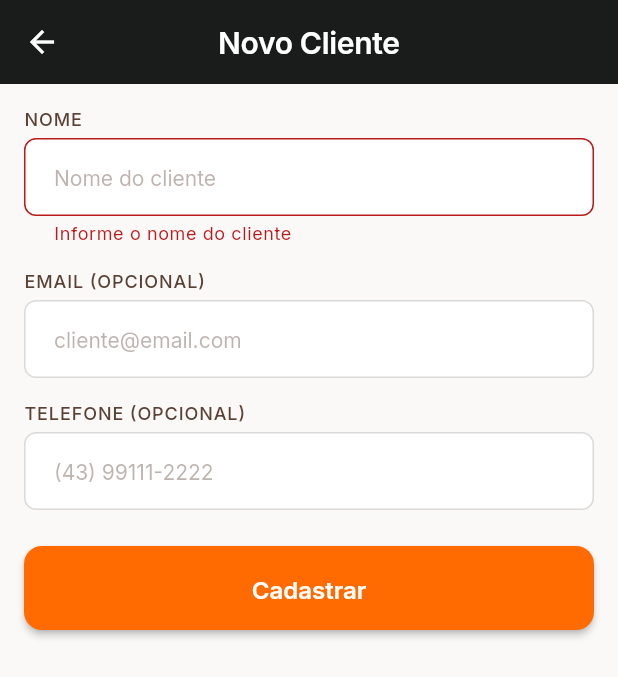
After one commit to rafaellourenco10/erp_apex, a Flutter app: the CadastrarClienteScreen screen opened by its route, after a tap on "Cadastrar", on a phone screen of 412 x 824 dp. The commit adds this screen. Shown: the top 677 px of the screen. Run offline on Flutter 3.47's test engine with Material 3 defaults, Android fonts, the phone set to English and light mode, and no system bars; our stand-ins replace dio, google_fonts, pdf, printing.

Commit message:
Adiciona cadastro e edicao de clientes; corrige constraint do intl
Implementa POST /clientes e POST /clientes/:id (edicao) no ApiService,
com nova tela CadastrarClienteScreen reutilizada tanto pra criar quanto
pra editar (via argumento opcional de rota). O botao "+" e o toque num
cliente da lista agora abrem essa tela em vez do SnackBar "em breve".
Exclusao de cliente fica pra depois.

Corrige tambem "intl: 0.20.2" (versao exata travada) para "^0.20.2" no
pubspec.yaml, que impedia o pub de resolver dependencias depois do
flutter upgrade (flutter_localizations do SDK novo exige intl ^0.20.3).

```diff
--- a/lib/app/routes.dart
+++ b/lib/app/routes.dart
@@ -1,5 +1,7 @@
 import 'package:flutter/material.dart';
 
+import '../models/cliente.dart';
+import '../screens/clientes/cadastrar_cliente_screen.dart';
 import '../screens/clientes/clientes_screen.dart';
 import '../screens/dashboard/dashboard_screen.dart';
 import '../screens/home/home_screen.dart';
@@ -18,6 +20,7 @@ class AppRoutes {
   static const String login = '/';
   static const String home = '/home';
   static const String clientes = '/clientes';
+  static const String cadastrarCliente = '/clientes/novo';
   static const String produtos = '/produtos';
   static const String novoPedidoCliente = '/novo-pedido/cliente';
   static const String novoPedidoProdutos = '/novo-pedido/produtos';
@@ -31,6 +34,9 @@ class AppRoutes {
         login: (_) => const LoginScreen(),
         home: (_) => const HomeScreen(),
         clientes: (_) => const ClientesScreen(),
+        cadastrarCliente: (context) => CadastrarClienteScreen(
+              clienteExistente: ModalRoute.of(context)?.settings.arguments as Cliente?,
+            ),
         produtos: (_) => const ProdutosScreen(),
         novoPedidoCliente: (_) => const SelecionarClienteScreen(),
         novoPedidoProdutos: (_) => const AdicionarProdutosScreen(),
--- a/lib/providers/cliente_provider.dart
+++ b/lib/providers/cliente_provider.dart
@@ -14,8 +14,14 @@ class ClienteProvider extends ChangeNotifier {
   String? _error;
   String _searchQuery = '';
 
+  bool _isSubmitting = false;
+  String? _submitError;
+
   bool get isLoading => _isLoading;
   String? get error => _error;
+
+  bool get isSubmitting => _isSubmitting;
+  String? get submitError => _submitError;
 
   List<Cliente> get clientes {
     if (_searchQuery.isEmpty) return _clientes;
@@ -54,4 +60,89 @@ class ClienteProvider extends ChangeNotifier {
     }
     return null;
   }
+
+  /// Creates a new client (`POST /clientes`) and appends it to the loaded
+  /// list on success. Returns true on success; on failure, [submitError]
+  /// explains why.
+  Future<bool> criarCliente({
+    required String nome,
+    String? email,
+    String? telefone,
+  }) async {
+    _isSubmitting = true;
+    _submitError = null;
+    notifyListeners();
+
+    try {
+      final idCliente = await _service.criarCliente(
+        nome: nome,
+        email: email,
+        telefone: telefone,
+      );
+      _clientes.add(Cliente(
+        idCliente: idCliente,
+        nome: nome,
+        email: email,
+        telefone: telefone,
+      ));
+      _isSubmitting = false;
+      notifyListeners();
+      return true;
+    } on ApiException catch (e) {
+      _submitError = e.message;
+      _isSubmitting = false;
+      notifyListeners();
+      return false;
+    } catch (_) {
+      _submitError = 'Não foi possível cadastrar o cliente.';
+      _isSubmitting = false;
+      notifyListeners();
+      return false;
+    }
+  }
+
+  /// Updates an existing client and reflects it locally on success. Returns
+  /// true on success; on failure, [submitError] explains why.
+  Future<bool> atualizarCliente(
+    int idCliente, {
+    required String nome,
+    String? email,
+    String? telefone,
+  }) async {
+    _isSubmitting = true;
+    _submitError = null;
+    notifyListeners();
+
+    try {
+      await _service.atualizarCliente(
+        idCliente,
+        nome: nome,
+        email: email,
+        telefone: telefone,
+      );
+      final index = _clientes.indexWhere((c) => c.idCliente == idCliente);
+      if (index != -1) {
+        _clientes[index] = Cliente(
+          idCliente: idCliente,
+          nome: nome,
+          email: email,
+          telefone: telefone,
+        );
+      }
+      _isSubmitting = false;
+      notifyListeners();
+      return true;
+    } on ApiException catch (e) {
+      _submitError = e.message;
+      _isSubmitting = false;
+      notifyListeners();
+      return false;
+    } catch (_) {
+      _submitError = 'Não foi possível atualizar o cliente.';
+      _isSubmitting = false;
+      notifyListeners();
+      return false;
+    }
+  }
+
 }
--- /dev/null
+++ b/lib/screens/clientes/cadastrar_cliente_screen.dart
@@ -0,0 +1,162 @@
+import 'package:flutter/material.dart';
+import 'package:provider/provider.dart';
+
+import '../../core/theme/app_text_styles.dart';
+import '../../core/theme/app_theme.dart';
+import '../../models/cliente.dart';
+import '../../providers/cliente_provider.dart';
+
+class CadastrarClienteScreen extends StatefulWidget {
+  /// When provided, the screen edits this client instead of creating a new
+  /// one (fields pre-filled, title/button text adjusted).
+  final Cliente? clienteExistente;
+
+  const CadastrarClienteScreen({super.key, this.clienteExistente});
+
+  bool get isEdicao => clienteExistente != null;
+
+  @override
+  State<CadastrarClienteScreen> createState() => _CadastrarClienteScreenState();
+}
+
+class _CadastrarClienteScreenState extends State<CadastrarClienteScreen> {
+  final _formKey = GlobalKey<FormState>();
+  late final _nomeController =
+      TextEditingController(text: widget.clienteExistente?.nome);
+  late final _emailController =
+      TextEditingController(text: widget.clienteExistente?.email);
+  late final _telefoneController =
+      TextEditingController(text: widget.clienteExistente?.telefone);
+
+  @override
+  void dispose() {
+    _nomeController.dispose();
+    _emailController.dispose();
+    _telefoneController.dispose();
+    super.dispose();
+  }
+
+  Future<void> _submit() async {
+    if (!_formKey.currentState!.validate()) return;
+
+    final provider = context.read<ClienteProvider>();
+    final nome = _nomeController.text.trim();
+    final email = _emailController.text.trim();
+    final telefone = _telefoneController.text.trim();
+
+    final sucesso = widget.isEdicao
+        ? await provider.atualizarCliente(
+            widget.clienteExistente!.idCliente,
+            nome: nome,
+            email: email,
+            telefone: telefone,
+          )
+        : await provider.criarCliente(nome: nome, email: email, telefone: telefone);
+
+    if (!mounted) return;
+
+    if (sucesso) {
+      Navigator.of(context).pop();
+      ScaffoldMessenger.of(context).showSnackBar(
+        SnackBar(content: Text(widget.isEdicao
+            ? 'Cliente atualizado com sucesso.'
+            : 'Cliente cadastrado com sucesso.')),
+      );
+    } else {
+      ScaffoldMessenger.of(context).showSnackBar(
+        SnackBar(content: Text(provider.submitError ?? 'Não foi possível salvar o cliente.')),
+      );
+    }
+  }
+
+  @override
+  Widget build(BuildContext context) {
+    return Scaffold(
+      appBar: AppBar(title: Text(widget.isEdicao ? 'Editar Cliente' : 'Novo Cliente')),
+      body: SafeArea(
+        child: SingleChildScrollView(
+          padding: const EdgeInsets.all(AppSpacing.marginMain),
+          child: Form(
+            key: _formKey,
+            child: Column(
+              crossAxisAlignment: CrossAxisAlignment.stretch,
+              children: [
+                _buildField(
+                  label: 'NOME',
+                  controller: _nomeController,
+                  hintText: 'Nome do cliente',
+                  keyboardType: TextInputType.name,
+                  validator: (value) {
+                    if (value == null || value.trim().isEmpty) {
+                      return 'Informe o nome do cliente';
+                    }
+                    return null;
+                  },
+                ),
+                const SizedBox(height: AppSpacing.stackLg),
+                _buildField(
+                  label: 'EMAIL (OPCIONAL)',
+                  controller: _emailController,
+                  hintText: 'cliente@email.com',
+                  keyboardType: TextInputType.emailAddress,
+                  validator: (value) {
+                    if (value == null || value.trim().isEmpty) return null;
+                    if (!value.contains('@')) return 'Email inválido';
+                    return null;
+                  },
+                ),
+                const SizedBox(height: AppSpacing.stackLg),
+                _buildField(
+                  label: 'TELEFONE (OPCIONAL)',
+                  controller: _telefoneController,
+                  hintText: '(43) 99111-2222',
+                  keyboardType: TextInputType.phone,
+                ),
+                const SizedBox(height: AppSpacing.stackXl),
+                Consumer<ClienteProvider>(
+                  builder: (context, provider, _) {
+                    return ElevatedButton(
+                      onPressed: provider.isSubmitting ? null : _submit,
+                      child: provider.isSubmitting
+                          ? const SizedBox(
+                              width: 22,
+                              height: 22,
+                              child: CircularProgressIndicator(
+                                strokeWidth: 2.5,
+                                color: Colors.white,
+                              ),
+                            )
+                          : Text(widget.isEdicao ? 'Salvar' : 'Cadastrar'),
+                    );
+                  },
+                ),
+              ],
+            ),
+          ),
+        ),
+      ),
+    );
+  }
+
+  Widget _buildField({
+    required String label,
+    required TextEditingController controller,
+    required String hintText,
+    required TextInputType keyboardType,
+    String? Function(String?)? validator,
+  }) {
+    return Column(
+      crossAxisAlignment: CrossAxisAlignment.start,
+      children: [
+        Text(label, style: AppTextStyles.labelMd().copyWith(letterSpacing: 0.6)),
+        const SizedBox(height: 4),
+        TextFormField(
+          controller: controller,
+          keyboardType: keyboardType,
+          decoration: InputDecoration(hintText: hintText),
+          validator: validator,
+        ),
+      ],
+    );
+  }
+}
--- a/lib/services/cliente_service.dart
+++ b/lib/services/cliente_service.dart
@@ -14,4 +14,32 @@ class ClienteService {
         .map((e) => Cliente.fromJson(e as Map<String, dynamic>))
         .toList();
   }
+
+  /// Creates a new client (`POST /clientes`). Returns the generated `id_cliente`.
+  Future<int> criarCliente({
+    required String nome,
+    String? email,
+    String? telefone,
+  }) async {
+    final data = await _api.post(ApiConstants.clientes, {
+      'nome': nome,
+      if (email != null && email.isNotEmpty) 'email': email,
+      if (telefone != null && telefone.isNotEmpty) 'telefone': telefone,
+    });
+    return data['id_cliente'] as int;
+  }
+
+  /// Updates an existing client (`POST /clientes/{id}`).
+  Future<void> atualizarCliente(
+    int idCliente, {
+    required String nome,
+    String? email,
+    String? telefone,
+  }) async {
+    await _api.post('${ApiConstants.clientes}/$idCliente', {
+      'nome': nome,
+      if (email != null && email.isNotEmpty) 'email': email,
+      if (telefone != null && telefone.isNotEmpty) 'telefone': telefone,
+    });
+  }
 }
--- a/pubspec.yaml
+++ b/pubspec.yaml
@@ -39,7 +39,7 @@ dependencies:
 
   dio: ^5.4.0
   provider: ^6.1.0
-  intl: 0.20.2
+  intl: ^0.20.2
   google_fonts: ^6.1.0
   pdf: ^3.13.0
   printing: ^5.15.0
```
Also changed, not shown: lib/screens/clientes/clientes_screen.dart (+13 -7 lines), pubspec.lock.
